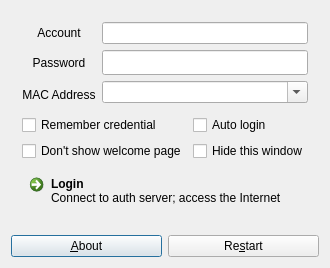
Old version of the form mainwindow.ui in the repository awesomebtw/drcom-jlu-qt.
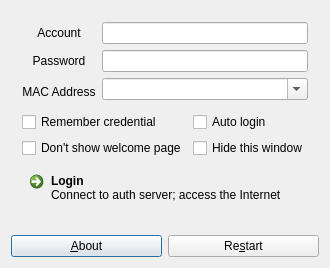
New version of the form.

Patch:
```diff
--- a/mainwindow.ui
+++ b/mainwindow.ui
@@ -59,10 +59,8 @@
           <layout class="QGridLayout" name="gridLayoutInput">
            <item row="1" column="1">
             <widget class="QLineEdit" name="lineEditPass">
-             <property name="font">
-              <font>
-               <family>Lucida Sans Typewriter</family>
-              </font>
+             <property name="inputMethodHints">
+              <set>Qt::ImhHiddenText|Qt::ImhNoAutoUppercase|Qt::ImhNoPredictiveText|Qt::ImhPreferLatin|Qt::ImhSensitiveData</set>
              </property>
              <property name="echoMode">
               <enum>QLineEdit::Password</enum>
```
